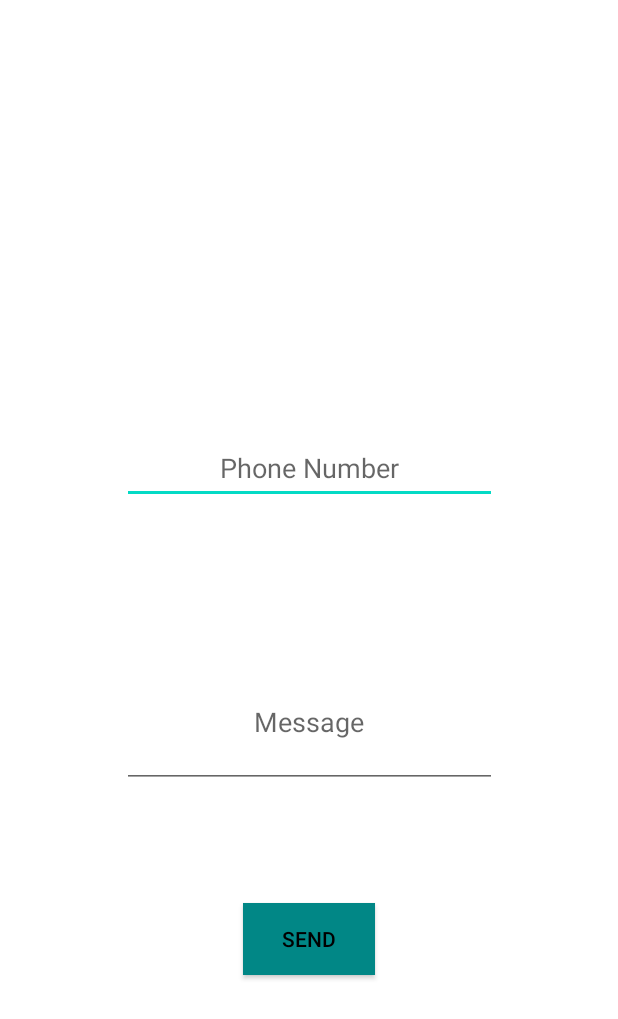
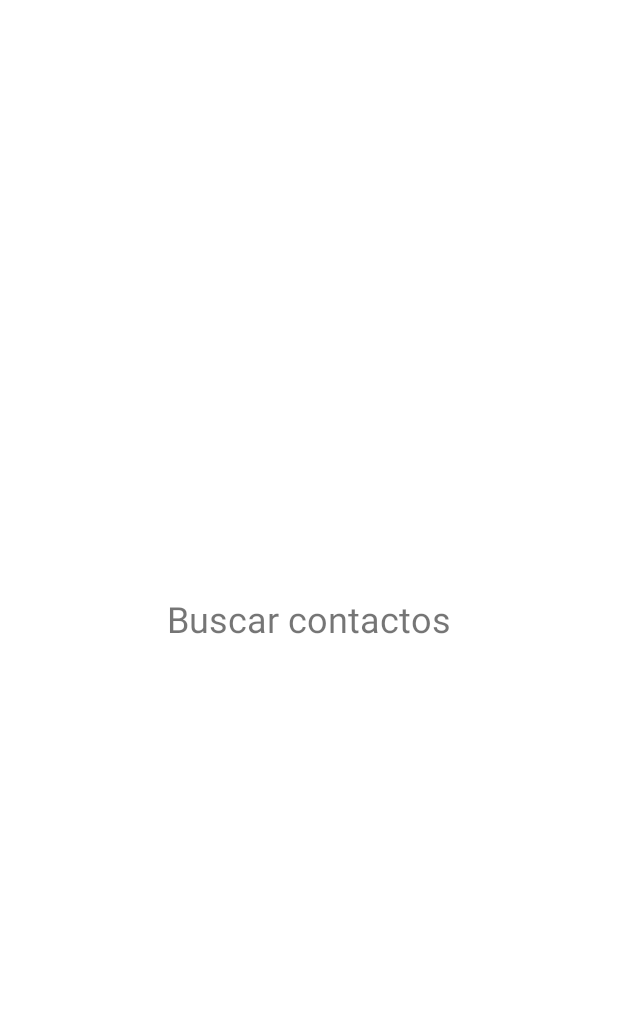
Before and after one commit to LuisAlejandroPerezRodriguez/SentinelSMS, an Android app: the layout activity_send_message.xml on its own in the app's theme, with its tools: preview values and no code run, on a phone screen of 412 x 824 dp. Shown: the top 1019 px of the screen. Run offline under Robolectric (Android 15) with nearby library versions, the phone set to English and light mode, and no system bars.

Commit message:
Deleting trash

```diff
--- a/app/src/main/java/com/pucmm/sentinelsms/MainActivity.kt
+++ b/app/src/main/java/com/pucmm/sentinelsms/MainActivity.kt
@@ -45,13 +45,12 @@ class MainActivity : AppCompatActivity() {
         toolbar = findViewById(R.id.toolbar)
         setSupportActionBar(toolbar)
 
+        /* Search contacs or numbers
         val button = findViewById<AppCompatButton>(R.id.send_sms)
         button.setOnClickListener {
             Log.i("boton", "Button clicked")
-            val intent = Intent(this, SendMessage::class.java)
-            startActivity(intent)
         }
-
+        */
         // Setup navigation drawer
         drawerLayout = findViewById(R.id.drawer_layout)
         navigationView = findViewById(R.id.nav_view)
--- a/app/src/main/res/layout/activity_send_message.xml
+++ b/app/src/main/res/layout/activity_send_message.xml
@@ -1,55 +1,22 @@
 <?xml version="1.0" encoding="utf-8"?>
 <androidx.constraintlayout.widget.ConstraintLayout xmlns:android="http://schemas.android.com/apk/res/android"
     xmlns:app="http://schemas.android.com/apk/res-auto"
-    xmlns:tools="http://schemas.android.com/tools"
     android:id="@+id/main"
     android:layout_width="match_parent"
     android:layout_height="match_parent"
-    tools:context=".SendMessage">
+    >
 
-    <androidx.appcompat.widget.AppCompatEditText
-        android:id="@+id/PhoneNumber"
-        android:layout_width="250dp"
-        android:layout_height="48dp"
-        app:layout_constraintEnd_toEndOf="parent"
+    <TextView
+        android:layout_width="wrap_content"
+        android:layout_height="wrap_content"
+        android:text="Buscar contactos"
+        android:textSize="24sp"
+        app:layout_constraintTop_toTopOf="parent"
         app:layout_constraintBottom_toBottomOf="parent"
         app:layout_constraintStart_toStartOf="parent"
-        app:layout_constraintTop_toTopOf="parent"
-        android:hint="Phone Number"
-        android:inputType="number"
-        android:singleLine="true"
-        android:maxLines="1"
-        android:gravity="center"
-        android:layout_marginBottom="200dp"
+        app:layout_constraintEnd_toEndOf="parent"
         />
 
-    <androidx.appcompat.widget.AppCompatEditText
-        android:id="@+id/Message"
-        android:layout_width="250dp"
-        android:layout_height="wrap_content"
-        app:layout_constraintEnd_toEndOf="parent"
-        app:layout_constraintBottom_toBottomOf="parent"
-        app:layout_constraintStart_toStartOf="parent"
-        app:layout_constraintTop_toTopOf="@+id/PhoneNumber"
-        android:hint="Message"
-        android:inputType="textMultiLine"
-        android:gravity="center"
-        android:lines="3"
-        android:layout_marginBottom="150dp"
-        />
 
-    <androidx.appcompat.widget.AppCompatButton
-        android:id="@+id/SendBtn"
-        android:layout_width="wrap_content"
-        android:layout_height="wrap_content"
-        app:layout_constraintEnd_toEndOf="parent"
-        app:layout_constraintStart_toStartOf="parent"
-        app:layout_constraintBottom_toBottomOf="parent"
-        app:layout_constraintTop_toTopOf="@+id/Message"
-        android:text="Send"
-        android:textColor="@color/black"
-        android:layout_marginBottom="10dp"
-        android:background="@color/teal_700"
-        />
 
 </androidx.constraintlayout.widget.ConstraintLayout>
```
Also changed, not shown: app/src/main/java/com/pucmm/sentinelsms/SendMessage.kt (deleted, +0 -87 lines).
